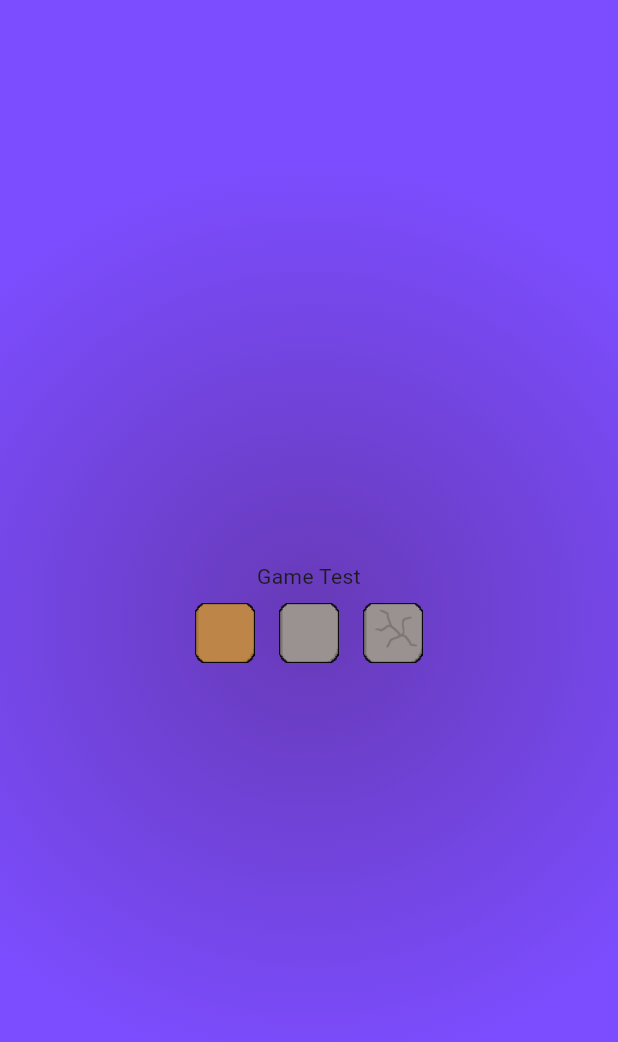
After one commit to Slavouz/MisteriPrasasti, a Flutter app: the PlaySessionScreen screen opened directly, on a phone screen of 412 x 824 dp. The commit adds this screen. Shown: the top 1042 px of the screen. Run offline on Flutter 3.47's test engine with Material 3 defaults, Android fonts, the phone set to English and light mode, and no system bars; our stand-ins replace firebase_core, get, google_sign_in, shared_preferences; missing offline and left inert: flame_audio; accounts and stored records are empty.

Commit message:
Adding Sfx and Game Test

```diff
--- a/lib/main_menu/sign_in_button.dart
+++ b/lib/main_menu/sign_in_button.dart
@@ -4,8 +4,6 @@ import 'package:flutter/material.dart';
 import 'package:get/get.dart';
 import 'package:google_sign_in/google_sign_in.dart';
 import 'package:shared_preferences/shared_preferences.dart';
-
-import '../ui/screens/main_screen.dart';
 
 class SignInButton extends StatelessWidget {
   SignInButton({super.key});
--- /dev/null
+++ b/lib/play_session/play_session_screen.dart
@@ -0,0 +1,53 @@
+import 'package:flame_audio/flame_audio.dart';
+import 'package:flutter/material.dart';
+
+class PlaySessionScreen extends StatelessWidget {
+  PlaySessionScreen({super.key});
+  final player = AudioPlayer();
+
+  @override
+  Widget build(BuildContext context) {
+    return Scaffold(
+      body: Container(
+        width: double.infinity,
+        height: double.infinity,
+        decoration: const BoxDecoration(
+          gradient: RadialGradient(colors: [Colors.deepPurple, Colors.deepPurpleAccent],
+            radius: 0.75
+          )
+        ),
+        child: Column(
+          mainAxisAlignment: MainAxisAlignment.center,
+          crossAxisAlignment: CrossAxisAlignment.center,
+          children: [
+            const Text('Game Test', textAlign: TextAlign.center),
+            Row(
+              mainAxisAlignment: MainAxisAlignment.center,
+              crossAxisAlignment: CrossAxisAlignment.center,
+              children: [
+                IconButton(
+                    icon: Image.asset('assets/images/dirt.png', scale: 25),
+                    onPressed: () {
+                      FlameAudio.play('mc_dirt.wav');
+                    }
+                ),
+                IconButton(
+                    icon: Image.asset('assets/images/stone.png', scale: 25),
+                    onPressed: ()  {
+                      FlameAudio.play('mc_stone1.wav');
+                    }
+                ),
+                IconButton(
+                    icon: Image.asset('assets/images/stone_cracked.png', scale: 25),
+                    onPressed: () {
+                      FlameAudio.play('mc_exp.wav');
+                    },
+                )
+              ],
+            )
+          ],
+        ),
+      ),
+    );
+  }
+}
--- a/pubspec.yaml
+++ b/pubspec.yaml
@@ -14,6 +14,7 @@ dependencies:
   firebase_ui_oauth_google: ^1.2.15
   shared_preferences: ^2.2.2
   get: 4.6.5
+  flame_audio: ^2.1.7
   flutter:
     sdk: flutter
 
@@ -25,6 +26,7 @@ dev_dependencies:
 flutter:
   assets:
     - assets/images/
+    - assets/audio/
 
   fonts:
     - family: Roboto
```
Also changed, not shown: lib/main_menu/play_button_widget.dart (+3 -4 lines), lib/ui/screens/main_screen.dart (deleted, +0 -60 lines), lib/ui/theme/colors.dart (deleted, +0 -23 lines), assets/images/concept.png (deleted), assets/images/dirt.png (added), assets/images/game_bg.jpg (deleted), assets/images/game_bg.png (added), assets/images/stone.png (added), assets/images/stone_cracked.png (added), pubspec.lock, 4 other files.
